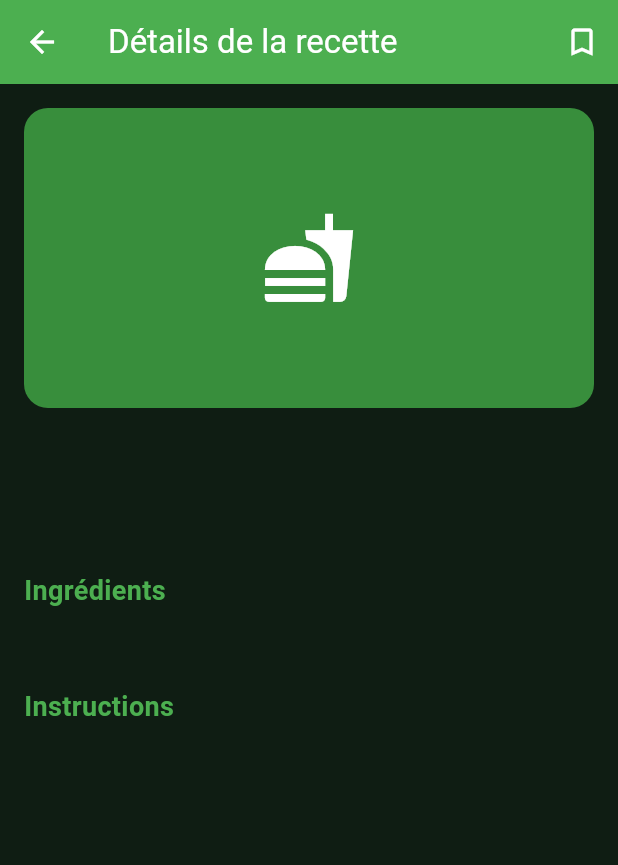
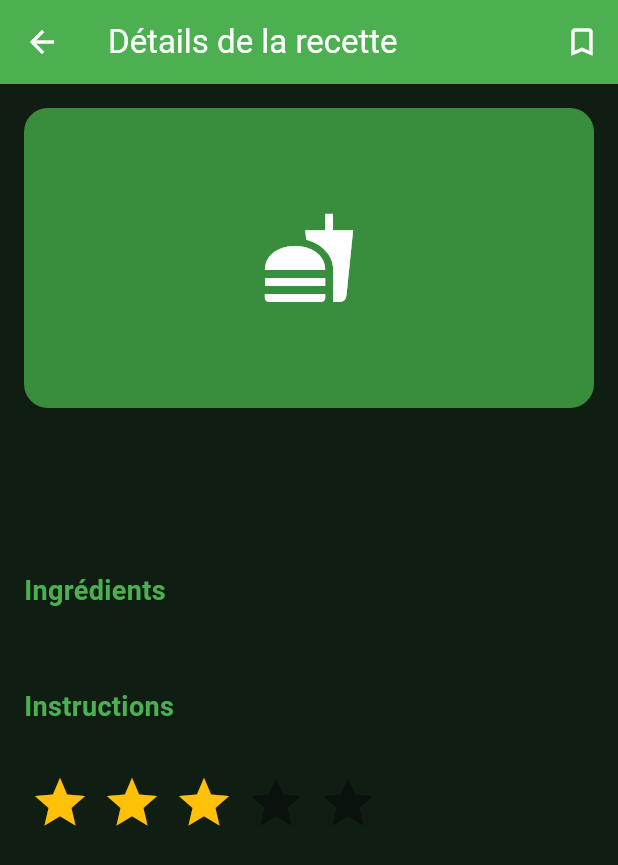
Before and after one commit to Marie-Emmanuelle2023/projetfinal_flutter, a Flutter app: the DetailScreen screen opened directly with empty values, on a phone screen of 412 x 824 dp. Shown: the top 865 px of the screen. Run offline on Flutter 3.47's test engine with Material 3 defaults, Android fonts, the phone set to English and light mode, and no system bars; drawn by our look-alikes of flutter_rating_bar; our stand-ins replace animated_splash_screen, carousel_slider, confetti, image_picker, sqflite; accounts and stored records are empty.

Commit message:
dernier commit

```diff
--- a/lib/pages/detail_recette.dart
+++ b/lib/pages/detail_recette.dart
@@ -2,6 +2,7 @@ import 'dart:io';
 import 'package:flutter/material.dart';
 import '../../models/recette.dart';
 import '../../fonctions/database_helper.dart';
+import 'package:flutter_rating_bar/flutter_rating_bar.dart';
 
 class DetailScreen extends StatefulWidget {
   final Recette recette;
@@ -128,6 +129,19 @@ class _DetailScreenState extends State<DetailScreen> {
               _recette.instructions,
               style: const TextStyle(color: Colors.white70, fontSize: 16),
             ),
+            RatingBar.builder(
+              initialRating: 3,
+              minRating: 1,
+              direction: Axis.horizontal,
+              allowHalfRating: true,
+              itemCount: 5,
+              itemPadding: EdgeInsets.symmetric(horizontal: 4.0),
+              itemBuilder: (context, _) =>
+                  Icon(Icons.star, color: Colors.amber),
+              onRatingUpdate: (rating) {
+                print(rating);
+              },
+            ),
           ],
         ),
       ),
--- a/pubspec.yaml
+++ b/pubspec.yaml
@@ -45,6 +45,7 @@ dependencies:
   image_picker: ^1.1.2
   path_provider: ^2.1.5
   animated_splash_screen: ^1.3.0
+  flutter_rating_bar: ^4.0.1
 
 
 
```
Also changed, not shown: lib/main.dart (+40 -3 lines), pubspec.lock, 1 other file.
